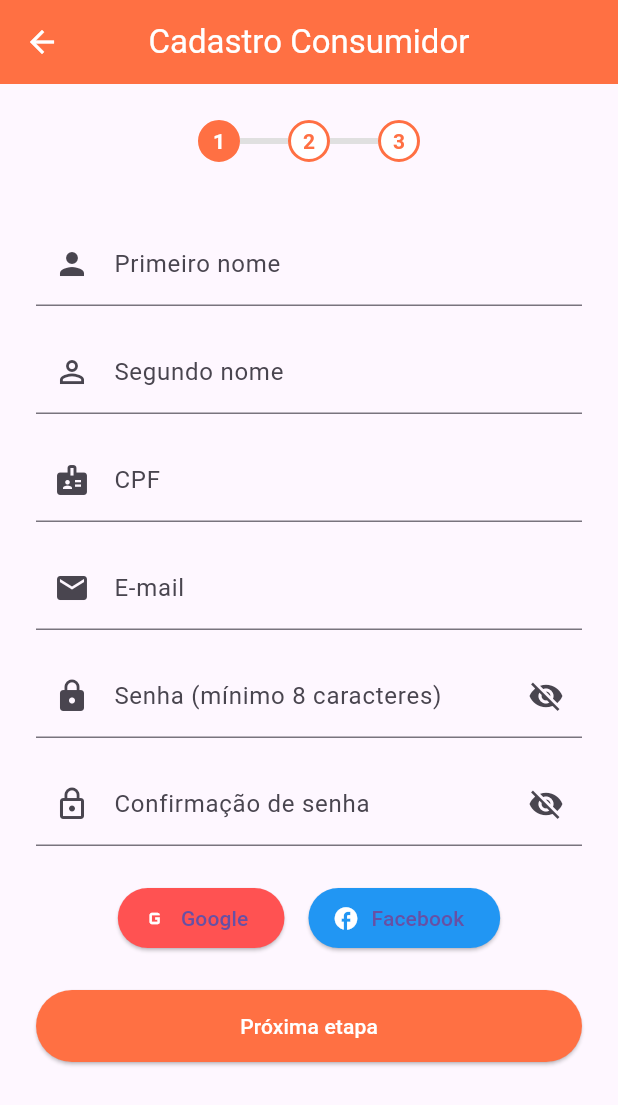
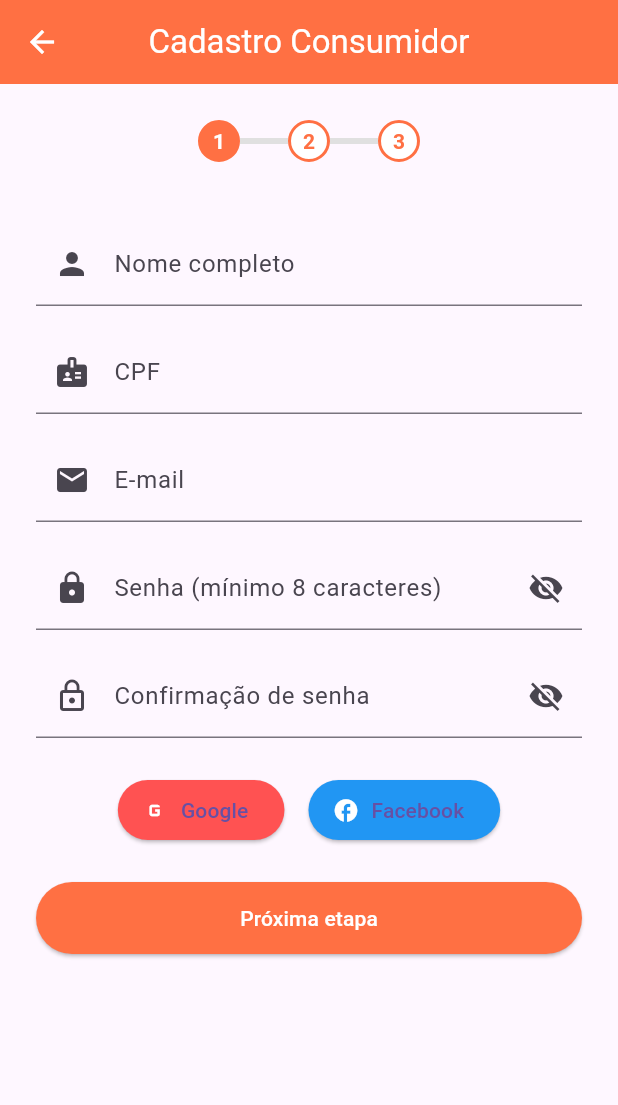
Before and after one commit to AliceSilva56/estetify, a Flutter app: the CadastroConsumidorPage screen opened by its route, on a phone screen of 412 x 824 dp. Shown: the top 1105 px of the screen. Run offline on Flutter 3.47's test engine with Material 3 defaults, Android fonts, the phone set to English and light mode, and no system bars; our stand-ins replace flutter_secure_storage, google_sign_in, table_calendar; accounts and stored records are empty.

Commit message:
cadastro funcionando

```diff
--- a/lib/cadastro_consumidor.dart
+++ b/lib/cadastro_consumidor.dart
@@ -14,8 +14,7 @@ class CadastroConsumidorPage extends StatefulWidget {
 class _CadastroConsumidorPageState extends State<CadastroConsumidorPage> {
   int _etapa = 0;
   final _formKey = GlobalKey<FormState>();
-  final _primeiroNomeController = TextEditingController();
-  final _segundoNomeController = TextEditingController();
+  final _nomeCompletoController = TextEditingController();
   final _emailController = TextEditingController();
   final _senhaController = TextEditingController();
   final _confirmaSenhaController = TextEditingController();
@@ -27,51 +26,74 @@ class _CadastroConsumidorPageState extends State<CadastroConsumidorPage> {
   bool _confirmaSenhaVisivel = false;
   String? _erro;
   String? _genero;
-  String? _sexualidade;
 
   String? _fotoPerfilUrl;
   bool _aceitaNotificacoes = false;
-  void _cadastrar() {
+
+  Future<void> _cadastrar() async {
     setState(() {
       _erro = null;
     });
-    if (_formKey.currentState!.validate()) {
-      if (!_aceitaTermos) {
-        setState(() {
-          _erro = 'Você deve aceitar os Termos de Uso e a Política de Privacidade.';
-        });
-        return;
-      }
-      final firstName = _primeiroNomeController.text.trim();
-      final lastName = _segundoNomeController.text.trim();
+
+    final nomeCompleto = _nomeCompletoController.text.trim();
     final email = _emailController.text.trim();
     final password = _senhaController.text;
     final cleanedVat = _cpfController.text.replaceAll(RegExp(r'[^0-9]'), '');
-      final birthDate = _dataNascimentoController.text;
+    // Converter data de nascimento para o formato YYYY-MM-DD
+    String birthDate = _dataNascimentoController.text;
+    if (birthDate.contains('/')) {
+      final partes = birthDate.split('/');
+      if (partes.length == 3) {
+        // dd/MM/yyyy para yyyy-MM-dd
+        birthDate = '${partes[2]}-${partes[1].padLeft(2, '0')}-${partes[0].padLeft(2, '0')}';
+      }
+    }
     final phone = _telefoneController.text.trim();
     final genero = _genero;
-      final sexualidade = _sexualidade;
     final fotoPerfil = _fotoPerfilUrl;
+
     final payload = {
-        "username": firstName,
-        "vat": cleanedVat,
+      "name": nomeCompleto,
       "email": email,
       "password": password,
-        "first_name": firstName,
-        "last_name": lastName,
+      "birthDate": birthDate,
+      "gender": genero,
+      "profilePhoto": "base64encodedimage",
+      "vat": cleanedVat,
       "phone": phone,
-        "birth_date": birthDate,
-        "gender": genero,
-        "sexuality": sexualidade,
-        "profile_picture": fotoPerfil,
-        "user_type": "customer",
-        // Preferências podem ser adicionadas aqui se necessário
+      "whatsapp": phone
     };
-      // TODO: Implementar cadastro real
+
+    debugPrint(json.encode(payload));
+
+    try {
+      final response = await http.post(
+        Uri.parse('https://api-rest-estetify.onrender.com/api/users/customers'),
+        headers: {"Content-Type": "application/json"},
+        body: json.encode(payload),
+      ).timeout(const Duration(seconds: 20));
+
+      debugPrint('Status Code: ${response.statusCode}');
+      debugPrint('Response Body: ${response.body}');
+
+      if (response.statusCode == 201) {
         ScaffoldMessenger.of(context).showSnackBar(
-        const SnackBar(content: Text('Cadastro realizado com sucesso!')),
+          SnackBar(content: Text('Cadastro realizado com sucesso!')),
         );
         Navigator.pop(context);
+      } else {
+        setState(() {
+          _erro = 'Erro ao cadastrar: ${response.statusCode} - ${response.body}';
+          debugPrint('Erro ao cadastrar: ${response.statusCode} - ${response.body}');
+          debugPrint('Payload: $payload');
+          debugPrint(payload.toString());
+          debugPrint(json.encode(payload));
+        });
+      }
+    } catch (e) {
+      setState(() {
+        _erro = 'Erro de conexão: $e';
+      });
     }
   }
 
@@ -170,21 +192,12 @@ class _CadastroConsumidorPageState extends State<CadastroConsumidorPage> {
                         children: [
                           const SizedBox(height: 16),
                           TextFormField(
-                            controller: _primeiroNomeController,
+                            controller: _nomeCompletoController,
                             decoration: const InputDecoration(
-                              labelText: 'Primeiro nome',
+                              labelText: 'Nome completo',
                               prefixIcon: Icon(Icons.person),
                             ),
                             validator: (v) => v == null || v.isEmpty ? 'Informe seu primeiro nome' : null,
-                          ),
-                          const SizedBox(height: 16),
-                          TextFormField(
-                            controller: _segundoNomeController,
-                            decoration: const InputDecoration(
-                              labelText: 'Segundo nome',
-                              prefixIcon: Icon(Icons.person_outline),
-                            ),
-                            validator: (v) => v == null || v.isEmpty ? 'Informe seu segundo nome' : null,
                           ),
                           const SizedBox(height: 16),
                           TextFormField(
@@ -196,7 +209,8 @@ class _CadastroConsumidorPageState extends State<CadastroConsumidorPage> {
                             ),
                             validator: (v) {
                               if (v == null || v.isEmpty) return 'Informe seu CPF';
-                              if (!RegExp(r'\d{3}\.\d{3}\.\d{3}-\d{2}').hasMatch(v)) return 'CPF inválido (formato: 000.000.000-00)';
+                                final digits = v.replaceAll(RegExp(r'\D'), '');
+                                if (digits.length != 11) return 'CPF deve conter 11 números';
                               return null;
                             },
                           ),
@@ -337,10 +351,13 @@ class _CadastroConsumidorPageState extends State<CadastroConsumidorPage> {
                           DropdownButtonFormField<String>(
                             value: _genero,
                             items: const [
-                              DropdownMenuItem(value: 'CISGENDER', child: Text('Cisgênero')),
-                              DropdownMenuItem(value: 'TRANSGENDER', child: Text('Transgênero')),
-                              DropdownMenuItem(value: 'DEFAULT', child: Text('Prefiro não informar')),
-                              DropdownMenuItem(value: 'OTHERS', child: Text('Outro')),
+                              DropdownMenuItem(value: 'MALE_CISGENDER', child: Text('Homem Cisgênero')),
+                              DropdownMenuItem(value: 'MALE_TRANSGENDER', child: Text('Homem Transgênero')),
+                              DropdownMenuItem(value: 'FEMALE_CISGENDER', child: Text('Mulher Cisgênero')),
+                              DropdownMenuItem(value: 'FEMALE_TRANSGENDER', child: Text('Mulher Transgênero')),
+                              DropdownMenuItem(value: 'NON_BINARY', child: Text('Não-binário')),
+                              DropdownMenuItem(value: 'DEFAULT', child: Text('Outro')),
+                              DropdownMenuItem(value: 'PREFER_NOT_TO_SAY', child: Text('Prefiro não informar')),
                             ],
                             onChanged: (v) => setState(() => _genero = v),
                             decoration: const InputDecoration(
@@ -348,23 +365,6 @@ class _CadastroConsumidorPageState extends State<CadastroConsumidorPage> {
                               prefixIcon: Icon(Icons.wc),
                             ),
                             validator: (v) => v == null || v.isEmpty ? 'Selecione seu gênero' : null,
-                          ),
-                          const SizedBox(height: 16),
-                          DropdownButtonFormField<String>(
-                            value: _sexualidade,
-                            items: const [
-                              DropdownMenuItem(value: 'HETEROSEXUAL', child: Text('Heterossexual')),
-                              DropdownMenuItem(value: 'HOMOSEXUAL', child: Text('Homossexual')),
-                              DropdownMenuItem(value: 'BISEXUAL', child: Text('Bissexual')),
-                              DropdownMenuItem(value: 'DEFAULT', child: Text('Prefiro não informar')),
-                              DropdownMenuItem(value: 'OTHERS', child: Text('Outro')),
-                            ],
-                            onChanged: (v) => setState(() => _sexualidade = v),
-                            decoration: const InputDecoration(
-                              labelText: 'Orientação sexual',
-                              prefixIcon: Icon(Icons.favorite),
-                            ),
-                            validator: (v) => v == null || v.isEmpty ? 'Selecione sua orientação sexual' : null,
                           ),
                           const SizedBox(height: 16),
                           CheckboxListTile(
```
Lines whose indentation alone changed are shown as unchanged.
